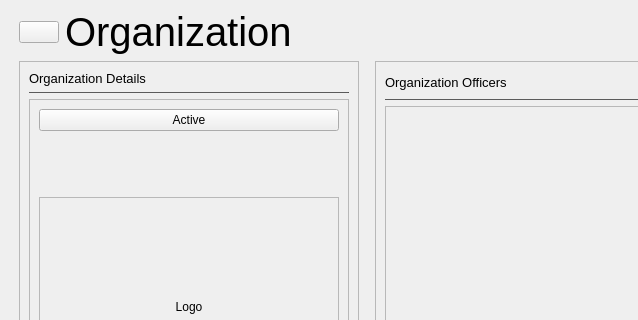
Above: frontend/ui/Organization/org_main.ui from ziminni/master-route-navigation before the change; both pictures show x 0 to 638 and y 0 to 320 of the 1200 by 800 pixel window. Below: the same form after it.
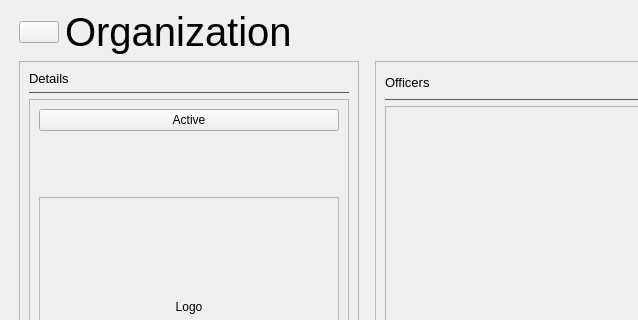
That is the form after the change. The open tabs and pages were chosen to show the change. Icons and pictures are not drawn.

```diff
--- a/frontend/ui/Organization/org_main.ui
+++ b/frontend/ui/Organization/org_main.ui
@@ -773,7 +773,7 @@
                </font>
               </property>
               <property name="text">
-               <string>Organization Details</string>
+               <string>Details</string>
               </property>
              </widget>
             </item>
@@ -1238,7 +1238,7 @@
                  </font>
                 </property>
                 <property name="text">
-                 <string>Organization Officers</string>
+                 <string>Officers</string>
                 </property>
                </widget>
               </item>
```
